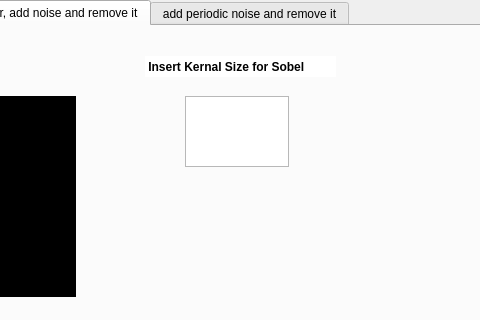
bioengsamar/project_final_image_V2, file designs/design.ui: the form before one commit; both pictures show x 257 to 737 and y 0 to 320 of the 1090 by 720 pixel window.
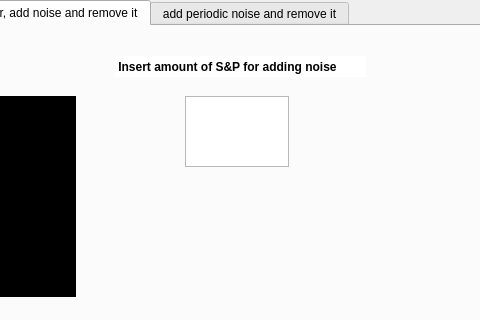
The form after the commit. Icons and pictures are not drawn. Custom widgets are drawn as their Qt base class.

What changed in the file:
```diff
--- a/designs/design.ui
+++ b/designs/design.ui
@@ -454,9 +454,9 @@
      <widget class="QLabel" name="label_14">
       <property name="geometry">
        <rect>
-        <x>400</x>
+        <x>370</x>
         <y>30</y>
-        <width>191</width>
+        <width>251</width>
         <height>21</height>
        </rect>
       </property>
@@ -471,7 +471,7 @@
        <string notr="true">background-color: rgb(255, 255, 255);</string>
       </property>
       <property name="text">
-       <string> Insert Kernal Size for Sobel</string>
+       <string> Insert amount of S&amp;P for adding noise</string>
       </property>
      </widget>
      <widget class="QTextEdit" name="textEdit_2">
```
